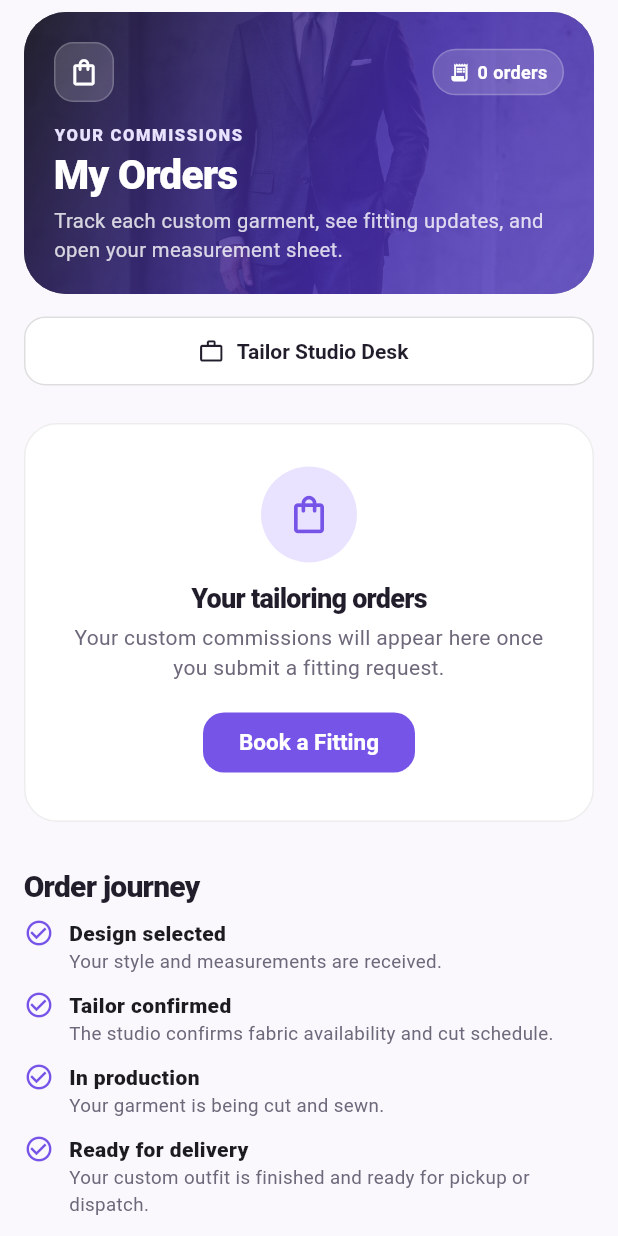
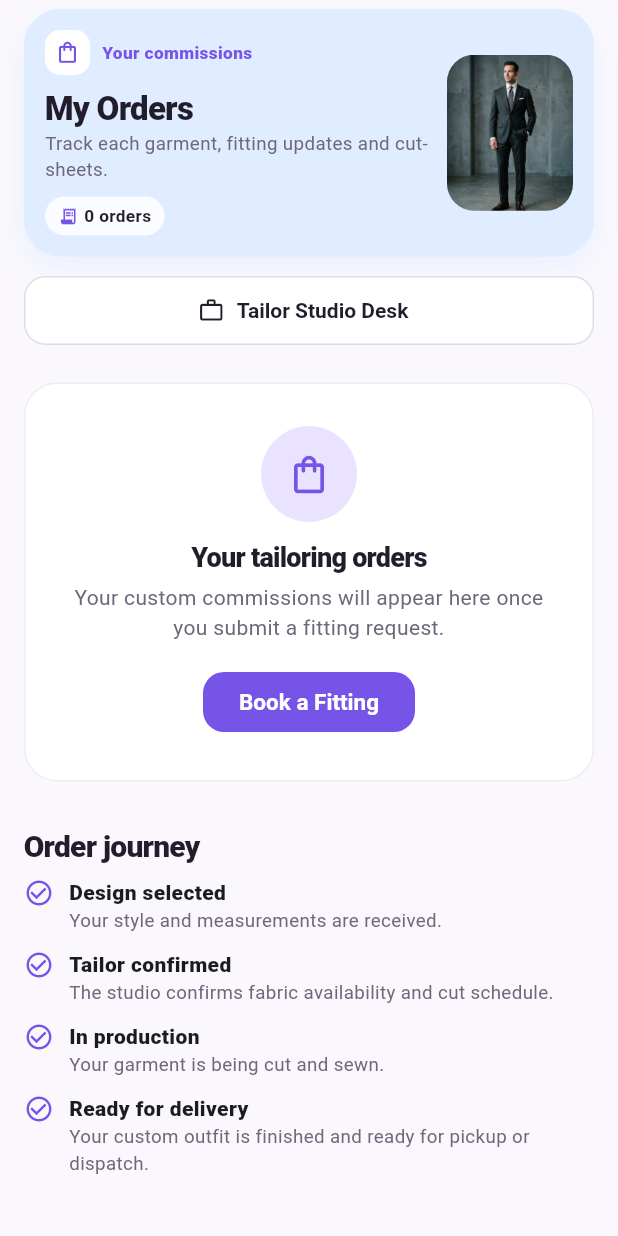
Before and after one commit to raphgm/truefit, a Flutter app: the OrdersScreen widget shown alone on an empty page, opened directly, on a phone screen of 412 x 824 dp. Run offline on Flutter 3.47's test engine with Material 3 defaults, Android fonts, the phone set to English and light mode, and no system bars; our stand-ins replace camera, image_picker, material_ui, shared_preferences; accounts and stored records are empty.

Commit message:
Compact pastel header banners

```diff
--- a/mobile/lib/screens/book.dart
+++ b/mobile/lib/screens/book.dart
@@ -79,9 +79,8 @@ class _BookScreenState extends State<BookScreen> {
     return ListView(padding: const EdgeInsets.fromLTRB(16, 8, 16, 28), children: [
       // Banner
       pageHeader('Book a Fitting', '${houseAtelier.location} · Turnaround ${houseAtelier.turnaround}',
-          image: 'assets/images/outfit_elegant_boubou.jpg', icon: Icons.content_cut, eyebrow: houseAtelier.name, inset: false,
-          trailing: bannerChip(Icons.star_rounded, houseAtelier.rating.toStringAsFixed(1)),
-          child: Text(houseAtelier.bio, style: TextStyle(color: Colors.white.withValues(alpha: 0.72), fontSize: 12.5, height: 1.4))),
+          image: 'assets/images/outfit_elegant_boubou.jpg', icon: Icons.content_cut, eyebrow: houseAtelier.name, inset: false, tint: const Color(0xFFFFF1D6),
+          trailing: bannerChip(Icons.star_rounded, houseAtelier.rating.toStringAsFixed(1))),
       const SizedBox(height: 4),
       Text('Book a Custom Order', style: display(24)),
       const SizedBox(height: 4),
--- a/mobile/lib/screens/orders.dart
+++ b/mobile/lib/screens/orders.dart
@@ -12,8 +12,8 @@ class SavedScreen extends StatelessWidget {
     final s = AppScope.of(context);
     final saved = outfits.where((o) => s.favorites.contains(o.id)).toList();
     return ListView(padding: const EdgeInsets.only(bottom: 24), children: [
-      pageHeader('Saved Looks', 'Your personal curation of custom styles ready to commission.',
-          image: 'assets/images/outfit_ankara_elegance.jpg', icon: Icons.favorite_border, eyebrow: 'Your lookbook',
+      pageHeader('Saved Looks', 'Styles you love, ready to commission.',
+          image: 'assets/images/outfit_ankara_elegance.jpg', icon: Icons.favorite_border, eyebrow: 'Your lookbook', tint: const Color(0xFFFFE4EF),
           trailing: bannerChip(Icons.favorite, '${saved.length} saved')),
       if (saved.isEmpty)
         _empty(Icons.favorite_border, 'No saved looks yet', 'Explore the lookbook and tap the heart on any design you love.', 'Browse Lookbook', () => s.go(AppTab.home))
@@ -54,8 +54,8 @@ class _OrdersScreenState extends State<OrdersScreen> {
   Widget build(BuildContext context) {
     final s = AppScope.of(context);
     return ListView(padding: const EdgeInsets.only(bottom: 24), children: [
-      pageHeader('My Orders', 'Track each custom garment, see fitting updates, and open your measurement sheet.',
-          image: 'assets/images/outfit_classic_suit.jpg', icon: Icons.shopping_bag_outlined, eyebrow: 'Your commissions',
+      pageHeader('My Orders', 'Track each garment, fitting updates and cut-sheets.',
+          image: 'assets/images/outfit_classic_suit.jpg', icon: Icons.shopping_bag_outlined, eyebrow: 'Your commissions', tint: const Color(0xFFE0ECFF),
           trailing: bannerChip(Icons.receipt_long, '${s.orders.length} ${s.orders.length == 1 ? 'order' : 'orders'}')),
       Padding(padding: const EdgeInsets.symmetric(horizontal: 16), child: OutlinedButton.icon(
           style: OutlinedButton.styleFrom(minimumSize: const Size.fromHeight(46), backgroundColor: Colors.white),
@@ -159,7 +159,7 @@ class ProfileScreen extends StatelessWidget {
     ];
     return ListView(padding: const EdgeInsets.only(bottom: 24), children: [
       pageHeader(u.name, u.email,
-          image: 'assets/images/outfit_weekend_fit.jpg', icon: Icons.person_outline, eyebrow: u.isGuest ? 'Guest account' : 'My account',
+          image: 'assets/images/outfit_weekend_fit.jpg', icon: Icons.person_outline, eyebrow: u.isGuest ? 'Guest account' : 'My account', tint: const Color(0xFFFFE9D9),
           trailing: bannerChip(Icons.checkroom, '${s.favorites.length} saved · ${s.orders.length} orders')),
       Padding(padding: const EdgeInsets.symmetric(horizontal: 16), child: card(padding: EdgeInsets.zero, child: Column(children: [
         for (final (i, r) in rows.indexed) ...[
--- a/mobile/lib/screens/studio.dart
+++ b/mobile/lib/screens/studio.dart
@@ -113,8 +113,8 @@ class _StudioScreenState extends State<StudioScreen> {
     if (_pid != p.id) { _pid = p.id; height.text = p.heightCm.round().toString(); front = null; side = null; }
     final a = p.analysis;
     return ListView(padding: const EdgeInsets.only(bottom: 24), children: [
-      pageHeader('Fit Studio', 'Save named measurement profiles for yourself, group fittings, or family events.',
-          image: 'assets/images/outfit_modern_agbada.jpg', icon: Icons.straighten, eyebrow: 'AI measurements',
+      pageHeader('Fit Studio', 'Measurement profiles for you, your family or a group.',
+          image: 'assets/images/outfit_modern_agbada.jpg', icon: Icons.straighten, eyebrow: 'AI measurements', tint: const Color(0xFFEAE3FF),
           trailing: bannerChip(Icons.person_outline, '${s.profiles.length} ${s.profiles.length == 1 ? 'profile' : 'profiles'}')),
       Padding(padding: const EdgeInsets.symmetric(horizontal: 16), child: SegmentedButton<bool>(
         segments: const [ButtonSegment(value: false, label: Text('Centimeters (cm)')), ButtonSegment(value: true, label: Text('Inches (in)'))],
--- a/mobile/lib/screens/tailor_desk.dart
+++ b/mobile/lib/screens/tailor_desk.dart
@@ -31,8 +31,8 @@ class _TailorDeskScreenState extends State<TailorDeskScreen> {
     final active = s.orders.where((o) => o.stage != orderStages.last).length;
     final rush = s.orders.where((o) => o.isRushOrder).length;
     return ListView(padding: const EdgeInsets.fromLTRB(16, 8, 16, 24), children: [
-      pageHeader('Tailor Studio Desk', 'Inspect client measurements, open cutting sheets, update stages, and send WIP fitting photos.',
-          image: 'assets/images/hero_atelier_studio.jpg', icon: Icons.work_outline, eyebrow: 'Studio management · ${houseAtelier.name}', inset: false,
+      pageHeader('Tailor Studio Desk', 'Measurements, cut-sheets, stages and fitting photos.',
+          image: 'assets/images/hero_atelier_studio.jpg', icon: Icons.work_outline, eyebrow: 'Studio management', inset: false, tint: const Color(0xFFE5ECF6),
           child: Row(children: [_stat(Icons.receipt_long, '${s.orders.length}', 'Orders', lavender), _stat(Icons.hourglass_bottom, '$active', 'In queue', const Color(0xFFFDE68A)), _stat(Icons.bolt, '$rush', 'Rush', const Color(0xFFFBCFE8), last: true)])),
       if (s.orders.isEmpty)
         card(padding: const EdgeInsets.all(26), child: const Column(children: [
@@ -48,16 +48,15 @@ class _TailorDeskScreenState extends State<TailorDeskScreen> {
 
   Widget _stat(IconData icon, String v, String k, Color tint, {bool last = false}) => Expanded(child: Container(
         height: 64, margin: EdgeInsets.only(right: last ? 0 : 8), padding: const EdgeInsets.fromLTRB(10, 8, 8, 8),
-        decoration: BoxDecoration(color: Colors.white.withValues(alpha: 0.07), borderRadius: BorderRadius.circular(16),
-            border: Border.all(color: Colors.white.withValues(alpha: 0.08))),
+        decoration: BoxDecoration(color: Colors.white, borderRadius: BorderRadius.circular(16)),
         child: Column(crossAxisAlignment: CrossAxisAlignment.start, mainAxisAlignment: MainAxisAlignment.spaceBetween, children: [
           Row(children: [
             Container(width: 22, height: 22, decoration: BoxDecoration(color: tint, borderRadius: BorderRadius.circular(7)),
                 child: Icon(icon, size: 13, color: dark)),
             const SizedBox(width: 7),
-            Text(v, style: const TextStyle(color: Colors.white, fontSize: 17, fontWeight: FontWeight.w900, height: 1)),
+            Text(v, style: const TextStyle(color: dark, fontSize: 17, fontWeight: FontWeight.w900, height: 1)),
           ]),
-          Text(k, maxLines: 1, overflow: TextOverflow.ellipsis, style: const TextStyle(color: Colors.white60, fontSize: 11.5, fontWeight: FontWeight.w600)),
+          Text(k, maxLines: 1, overflow: TextOverflow.ellipsis, style: const TextStyle(color: muted, fontSize: 11.5, fontWeight: FontWeight.w600)),
         ]),
       ));
 
--- a/mobile/lib/ui.dart
+++ b/mobile/lib/ui.dart
@@ -27,46 +27,53 @@ Widget card({required Widget child, EdgeInsets padding = const EdgeInsets.all(18
       child: child,
     );
 
-/// Banner at the top of each screen: a studio photo under a purple gradient, an icon, the title,
-/// a short line and optional extra content (stats, a profile row).
+/// Compact, friendly banner at the top of each screen: pastel card, icon, title, one short line,
+/// and a rounded studio photo on the right. Optional extra content (stats) sits underneath.
 Widget pageHeader(String title, String subtitle, {required String image, required IconData icon, String? eyebrow,
-    Widget? trailing, Widget? child, Alignment focus = const Alignment(0, -0.3), bool inset = true}) => Padding(
-      padding: inset ? const EdgeInsets.fromLTRB(16, 8, 16, 14) : const EdgeInsets.only(bottom: 14),
-      child: ClipRRect(
-        borderRadius: BorderRadius.circular(28),
-        child: Stack(children: [
-          Positioned.fill(child: Image.asset(image, fit: BoxFit.cover, alignment: focus)),
-          const Positioned.fill(child: DecoratedBox(decoration: BoxDecoration(gradient: LinearGradient(
-            begin: Alignment.topLeft, end: Alignment.bottomRight,
-            colors: [Color(0xE6211D2B), Color(0xCC4B2FB8), Color(0xB37654E8)], stops: [0, 0.6, 1],
-          )))),
-          Padding(padding: const EdgeInsets.fromLTRB(20, 20, 20, 20), child: Column(crossAxisAlignment: CrossAxisAlignment.start, children: [
-            Row(children: [
-              Container(width: 40, height: 40, decoration: BoxDecoration(color: Colors.white.withValues(alpha: 0.16), borderRadius: BorderRadius.circular(13),
-                  border: Border.all(color: Colors.white.withValues(alpha: 0.2))), child: Icon(icon, color: Colors.white, size: 21)),
-              const Spacer(),
-              ?trailing,
-            ]),
-            const SizedBox(height: 14),
-            if (eyebrow != null) Padding(padding: const EdgeInsets.only(bottom: 4),
-                child: Text(eyebrow.toUpperCase(), style: const TextStyle(color: lavender, fontSize: 11, fontWeight: FontWeight.w800, letterSpacing: 1.1))),
-            Text(title, style: display(27, color: Colors.white)),
-            const SizedBox(height: 6),
-            Text(subtitle, style: TextStyle(color: Colors.white.withValues(alpha: 0.8), height: 1.4, fontSize: 13.5)),
-            if (child != null) ...[const SizedBox(height: 16), child],
-          ])),
+    Widget? trailing, Widget? child, Alignment focus = const Alignment(0, -0.3), bool inset = true, Color tint = lavender}) => Padding(
+      padding: inset ? const EdgeInsets.fromLTRB(16, 6, 16, 12) : const EdgeInsets.only(bottom: 12),
+      child: Container(
+        padding: const EdgeInsets.all(14),
+        decoration: BoxDecoration(
+          color: tint, borderRadius: BorderRadius.circular(24),
+          boxShadow: [BoxShadow(color: tint.withValues(alpha: 0.6), blurRadius: 18, offset: const Offset(0, 8))],
+        ),
+        child: Column(crossAxisAlignment: CrossAxisAlignment.start, children: [
+          Row(crossAxisAlignment: CrossAxisAlignment.center, children: [
+            Expanded(child: Column(crossAxisAlignment: CrossAxisAlignment.start, children: [
+              Row(children: [
+                Container(width: 30, height: 30, decoration: BoxDecoration(color: Colors.white, borderRadius: BorderRadius.circular(10)),
+                    child: Icon(icon, color: purple, size: 17)),
+                if (eyebrow != null) ...[
+                  const SizedBox(width: 8),
+                  Flexible(child: Text(eyebrow, maxLines: 1, overflow: TextOverflow.ellipsis,
+                      style: const TextStyle(color: purple, fontSize: 11.5, fontWeight: FontWeight.w800))),
+                ],
+              ]),
+              const SizedBox(height: 10),
+              Text(title, maxLines: 1, overflow: TextOverflow.ellipsis, style: display(22)),
+              const SizedBox(height: 3),
+              Text(subtitle, maxLines: 2, overflow: TextOverflow.ellipsis, style: const TextStyle(color: muted, fontSize: 12.5, height: 1.35)),
+              if (trailing != null) ...[const SizedBox(height: 10), trailing],
+            ])),
+            const SizedBox(width: 12),
+            ClipRRect(
+              borderRadius: BorderRadius.circular(18),
+              child: SizedBox(width: 84, height: 104, child: Image.asset(image, fit: BoxFit.cover, alignment: focus)),
+            ),
+          ]),
+          if (child != null) ...[const SizedBox(height: 12), child],
         ]),
       ),
     );
 
 /// A small frosted chip for banners (e.g. a rating or a count).
 Widget bannerChip(IconData icon, String text) => Container(
-      padding: const EdgeInsets.symmetric(horizontal: 10, vertical: 6),
-      decoration: BoxDecoration(color: Colors.white.withValues(alpha: 0.16), borderRadius: BorderRadius.circular(20),
-          border: Border.all(color: Colors.white.withValues(alpha: 0.2))),
+      padding: const EdgeInsets.symmetric(horizontal: 9, vertical: 5),
+      decoration: BoxDecoration(color: Colors.white.withValues(alpha: 0.85), borderRadius: BorderRadius.circular(20)),
       child: Row(mainAxisSize: MainAxisSize.min, children: [
-        Icon(icon, size: 14, color: Colors.white), const SizedBox(width: 5),
-        Text(text, style: const TextStyle(color: Colors.white, fontSize: 12, fontWeight: FontWeight.w700)),
+        Icon(icon, size: 13, color: purple), const SizedBox(width: 4),
+        Text(text, style: const TextStyle(color: dark, fontSize: 11.5, fontWeight: FontWeight.w700)),
       ]),
     );
 
```
